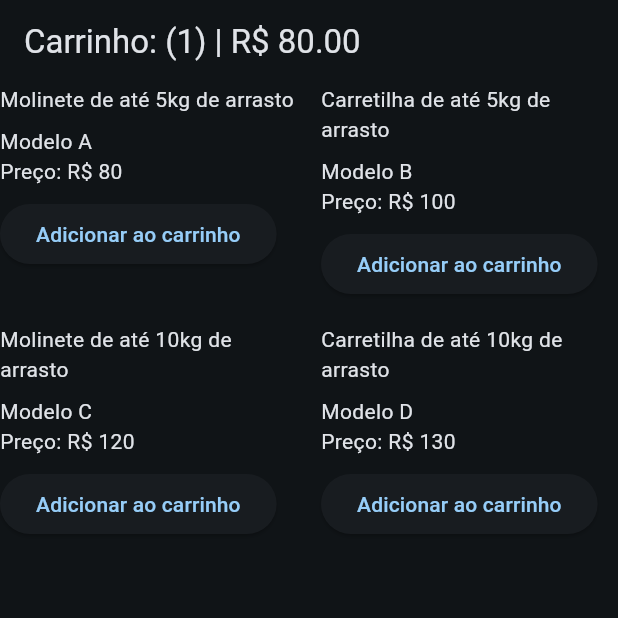
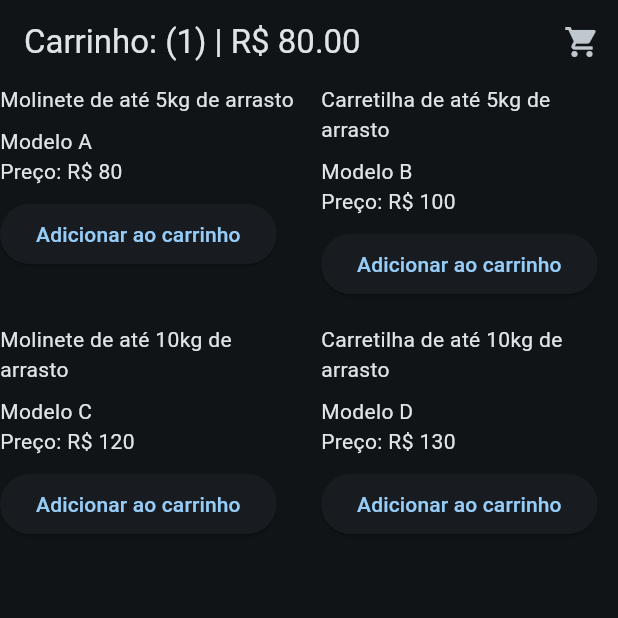
Before and after one commit to Dogagiota/PescaAi, a Flutter app: the HomePage screen opened directly, item 2 of the bottom bar chosen, after a tap on "Adicionar ao carrinho", on a phone screen of 412 x 824 dp, the top half of it. Run offline on Flutter 3.47's test engine with Material 3 defaults, Android fonts, the light colour scheme and no system bars; our stand-ins replace shared_preferences, sqflite, sqflite_common_ffi; accounts and stored records are empty.

Commit message:
Botei o carrinho pra comprar

```diff
--- a/lib/main.dart
+++ b/lib/main.dart
@@ -3,155 +3,116 @@ import 'package:sqflite/sqflite.dart';
 import 'package:path/path.dart';
 import 'package:shared_preferences/shared_preferences.dart';
 import 'services/carrinho.dart';
+import 'carrinho_page.dart';
 
-class MyApp
-    extends
-        StatelessWidget {
-  const MyApp({
-    super.key,
-  });
+
+
+class MyApp extends StatelessWidget {
+  const MyApp({super.key});
 
   @override
-  Widget
-  build(
-    BuildContext
-    context,
-  ) {
+  Widget build(BuildContext context) {
     return MaterialApp(
       debugShowCheckedModeBanner: false,
       title: 'Pescai',
       theme: ThemeData(
-      brightness: Brightness.dark,
-      primaryColor: Colors.lightBlue[800],
-      secondaryHeaderColor: Colors.amber,
+        brightness: Brightness.dark,
+        primaryColor: Colors.lightBlue[800],
+        secondaryHeaderColor: Colors.amber,
       ),
-      home: const HomePage(
-        title: 'Pescai',
-      ),
+      home: const HomePage(title: 'Pescai'),
     );
   }
 }
 
-class HomePage
-    extends
-        StatefulWidget {
-  const HomePage({
-    super.key,
-    required this.title,
-  });
-  final String
-  title;
+class HomePage extends StatefulWidget {
+  const HomePage({super.key, required this.title});
+  final String title;
   @override
-  State<
-    HomePage
-  >
-  createState() =>
-      _HomePageState();
+  State<HomePage> createState() => _HomePageState();
 }
 
-class _HomePageState extends State < HomePage > with  TickerProviderStateMixin {
-
+class _HomePageState extends State<HomePage> with TickerProviderStateMixin {
   late TabController aba;
 
   int carrin = 0;
   double valorcarrin = 0;
 
-
   Future<void> carregarCarrinho() async {
-
     final itens = await Carrinho.pegar();
 
     setState(() {
-
       carrin = itens.length;
 
-      valorcarrin = itens.fold(
-        0.0,
-        (total, item) => total + item["valor"],
-      );
+      valorcarrin = itens.fold(0.0, (total, item) => total + item["valor"]);
+    });
+  }
 
+  void addcarrin(String produto, double valor) async {
+    await Carrinho.adicionar(produto, valor);
+
+    setState(() {
+      carrin++;
+      valorcarrin += valor;
     });
 
+    ScaffoldMessenger.of(
+      this.context,
+    ).showSnackBar(SnackBar(content: Text('$produto adicionado ao carrinho')));
   }
-
-
-  void addcarrin(String produto, double valor) async {
-
-
-    await Carrinho.adicionar(
-      produto,
-      valor,
-    );
-
-
-    setState(() {
-
-      carrin++;
-      valorcarrin += valor;
-
-    });
-
-
-    ScaffoldMessenger.of(this.context).showSnackBar(
-
-      SnackBar(
-
-        content: Text(
-          '$produto adicionado ao carrinho',
-        ),
-
-      ),
-
-    );
-
-  }
-
 
   @override
   void initState() {
-
     super.initState();
 
-
-    aba = TabController(
-      length: 3,
-      vsync: this,
-    );
-
+    aba = TabController(length: 3, vsync: this);
 
     carregarCarrinho();
-
   }
-
 
   @override
   void dispose() {
-
     aba.dispose();
 
     super.dispose();
+  }
 
-  }
   @override
-  Widget
-  build(
-    BuildContext
-    context,
-  ) {
+  Widget build(BuildContext context) {
     return Scaffold(
       appBar: AppBar(
-        title: Text('Carrinho: ($carrin) | R\$ ${valorcarrin.toStringAsFixed(2)}'),
+        title: Text(
+          'Carrinho: ($carrin) | R\$ ${valorcarrin.toStringAsFixed(2)}',
+        ),
+
+        actions: [
+          IconButton(
+            icon: const Icon(Icons.shopping_cart),
+
+            onPressed: () {
+              Navigator.push(
+                context,
+
+                MaterialPageRoute(builder: (context) => const CarrinhoPage()),
+              );
+            },
+          ),
+        ],
       ),
       body: TabBarView(
         controller: aba,
         children: [
-          Align(alignment: Alignment.topCenter,
-            child: Column(mainAxisSize: MainAxisSize.min,
+          Align(
+            alignment: Alignment.topCenter,
+            child: Column(
+              mainAxisSize: MainAxisSize.min,
               children: [
-                Row(crossAxisAlignment: CrossAxisAlignment.start,
+                Row(
+                  crossAxisAlignment: CrossAxisAlignment.start,
                   children: [
                     Expanded(
-                      child: Column(crossAxisAlignment: CrossAxisAlignment.start,
+                      child: Column(
+                        crossAxisAlignment: CrossAxisAlignment.start,
                         children: [
                           Text("Vara de até 8kg"),
                           SizedBox(height: 8),
@@ -159,7 +120,8 @@ class _HomePageState extends State < HomePage > with  TickerProviderStateMixin {
                           Text("Preço: R\$ 150"),
                           SizedBox(height: 8),
                           ElevatedButton(
-                            onPressed: () => addcarrin('Vara Modelo Alpha', 150),
+                            onPressed: () =>
+                                addcarrin('Vara Modelo Alpha', 150),
                             child: Text('Adicionar ao carrinho'),
                           ),
                         ],
@@ -167,7 +129,8 @@ class _HomePageState extends State < HomePage > with  TickerProviderStateMixin {
                     ),
                     SizedBox(width: 16),
                     Expanded(
-                      child: Column(crossAxisAlignment: CrossAxisAlignment.start,
+                      child: Column(
+                        crossAxisAlignment: CrossAxisAlignment.start,
                         children: [
                           Text("Vara de até 20kg"),
                           SizedBox(height: 8),
@@ -175,7 +138,8 @@ class _HomePageState extends State < HomePage > with  TickerProviderStateMixin {
                           Text("Preço: R\$ 220"),
                           SizedBox(height: 8),
                           ElevatedButton(
-                            onPressed: () => addcarrin('Vara Modelo Titan', 220),
+                            onPressed: () =>
+                                addcarrin('Vara Modelo Titan', 220),
                             child: Text('Adicionar ao carrinho'),
                           ),
                         ],
@@ -184,10 +148,12 @@ class _HomePageState extends State < HomePage > with  TickerProviderStateMixin {
                   ],
                 ),
                 SizedBox(height: 16),
-                Row(crossAxisAlignment: CrossAxisAlignment.start,
+                Row(
+                  crossAxisAlignment: CrossAxisAlignment.start,
                   children: [
                     Expanded(
-                      child: Column(crossAxisAlignment: CrossAxisAlignment.start,
+                      child: Column(
+                        crossAxisAlignment: CrossAxisAlignment.start,
                         children: [
                           Text("Vara de até 12kg"),
                           SizedBox(height: 8),
@@ -203,7 +169,8 @@ class _HomePageState extends State < HomePage > with  TickerProviderStateMixin {
                     ),
                     SizedBox(width: 16),
                     Expanded(
-                      child: Column(crossAxisAlignment: CrossAxisAlignment.start,
+                      child: Column(
+                        crossAxisAlignment: CrossAxisAlignment.start,
                         children: [
                           Text("Vara de até 25kg"),
                           SizedBox(height: 8),
@@ -211,7 +178,8 @@ class _HomePageState extends State < HomePage > with  TickerProviderStateMixin {
                           Text("Preço: R\$ 300"),
                           SizedBox(height: 8),
                           ElevatedButton(
-                            onPressed: () => addcarrin('Vara Modelo Carbon X', 300),
+                            onPressed: () =>
+                                addcarrin('Vara Modelo Carbon X', 300),
                             child: Text('Adicionar ao carrinho'),
                           ),
                         ],
@@ -222,13 +190,17 @@ class _HomePageState extends State < HomePage > with  TickerProviderStateMixin {
               ],
             ),
           ),
-          Align(alignment: Alignment.topCenter,
-            child: Column(mainAxisSize: MainAxisSize.min,
+          Align(
+            alignment: Alignment.topCenter,
+            child: Column(
+              mainAxisSize: MainAxisSize.min,
               children: [
-                Row(crossAxisAlignment: CrossAxisAlignment.start,
+                Row(
+                  crossAxisAlignment: CrossAxisAlignment.start,
                   children: [
                     Expanded(
-                      child: Column(crossAxisAlignment: CrossAxisAlignment.start,
+                      child: Column(
+                        crossAxisAlignment: CrossAxisAlignment.start,
                         children: [
                           Text("Molinete de até 5kg de arrasto"),
                           SizedBox(height: 8),
@@ -244,7 +216,8 @@ class _HomePageState extends State < HomePage > with  TickerProviderStateMixin {
                     ),
                     SizedBox(width: 16),
                     Expanded(
-                      child: Column(crossAxisAlignment: CrossAxisAlignment.start,
+                      child: Column(
+                        crossAxisAlignment: CrossAxisAlignment.start,
                         children: [
                           Text("Carretilha de até 5kg de arrasto"),
                           SizedBox(height: 8),
@@ -252,7 +225,8 @@ class _HomePageState extends State < HomePage > with  TickerProviderStateMixin {
                           Text("Preço: R\$ 100"),
                           SizedBox(height: 8),
                           ElevatedButton(
-                            onPressed: () => addcarrin('Carretilha Modelo B', 100),
+                            onPressed: () =>
+                                addcarrin('Carretilha Modelo B', 100),
                             child: Text('Adicionar ao carrinho'),
                           ),
                         ],
@@ -261,10 +235,12 @@ class _HomePageState extends State < HomePage > with  TickerProviderStateMixin {
                   ],
                 ),
                 SizedBox(height: 16),
-                Row(crossAxisAlignment: CrossAxisAlignment.start,
+                Row(
+                  crossAxisAlignment: CrossAxisAlignment.start,
                   children: [
                     Expanded(
-                      child: Column(crossAxisAlignment: CrossAxisAlignment.start,
+                      child: Column(
+                        crossAxisAlignment: CrossAxisAlignment.start,
                         children: [
                           Text("Molinete de até 10kg de arrasto"),
                           SizedBox(height: 8),
@@ -272,7 +248,8 @@ class _HomePageState extends State < HomePage > with  TickerProviderStateMixin {
                           Text("Preço: R\$ 120"),
                           SizedBox(height: 8),
                           ElevatedButton(
-                            onPressed: () => addcarrin('Molinete Modelo C', 120),
+                            onPressed: () =>
+                                addcarrin('Molinete Modelo C', 120),
                             child: Text('Adicionar ao carrinho'),
                           ),
                         ],
@@ -280,7 +257,8 @@ class _HomePageState extends State < HomePage > with  TickerProviderStateMixin {
                     ),
                     SizedBox(width: 16),
                     Expanded(
-                      child: Column(crossAxisAlignment: CrossAxisAlignment.start,
+                      child: Column(
+                        crossAxisAlignment: CrossAxisAlignment.start,
                         children: [
                           Text("Carretilha de até 10kg de arrasto"),
                           SizedBox(height: 8),
@@ -288,7 +266,8 @@ class _HomePageState extends State < HomePage > with  TickerProviderStateMixin {
                           Text("Preço: R\$ 130"),
                           SizedBox(height: 8),
                           ElevatedButton(
-                            onPressed: () => addcarrin('Carretilha Modelo D', 130),
+                            onPressed: () =>
+                                addcarrin('Carretilha Modelo D', 130),
                             child: Text('Adicionar ao carrinho'),
                           ),
                         ],
@@ -299,24 +278,17 @@ class _HomePageState extends State < HomePage > with  TickerProviderStateMixin {
               ],
             ),
           ),
-          Align(alignment: Alignment.topCenter,
-            child:
-              Text("Outros"),
-          ),
+          Align(alignment: Alignment.topCenter, child: Text("Outros")),
         ],
       ),
       bottomNavigationBar: TabBar(
         controller: aba,
         tabs: [
+          Tab(icon: Image.asset('web/icons/vara.png', width: 48, height: 48)),
           Tab(
-            icon: Image.asset('web/icons/vara.png',width: 48,height: 48,),
+            icon: Image.asset('web/icons/molinete.png', width: 48, height: 48),
           ),
-          Tab(
-            icon: Image.asset('web/icons/molinete.png',width: 48,height: 48,),
-          ),
-          Tab(
-            icon: Image.asset('web/icons/outros.png',width: 48,height: 48,),
-          ),
+          Tab(icon: Image.asset('web/icons/outros.png', width: 48, height: 48)),
         ],
       ),
     );
--- a/pubspec.yaml
+++ b/pubspec.yaml
@@ -37,6 +37,7 @@ dependencies:
   sqflite: ^2.4.3
   path: ^1.9.1
   shared_preferences: ^2.5.5
+  sqflite_common_ffi: ^2.4.2
 
 dev_dependencies:
   flutter_test:
```
Also changed, not shown: lib/carrinho_page.dart (added, +119 -0 lines), lib/database/databasehelper.dart (deleted, +0 -87 lines), lib/login.dart (+10 -26 lines), lib/services/banco.dart (added, +123 -0 lines), pubspec.lock, 1 other file.
